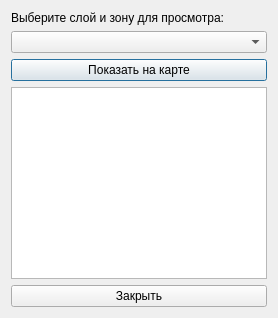
First picture: the form in poiskmore_plugin/forms/GeoMapViewerForm.ui, repository SmNikc/poisk-more-qgis, before the edit.
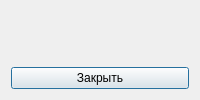
Second picture: the form after the edit.

The edit to the form file:
```diff
--- a/poiskmore_plugin/forms/GeoMapViewerForm.ui
+++ b/poiskmore_plugin/forms/GeoMapViewerForm.ui
@@ -7,20 +7,7 @@
   </property>
   <layout class="QVBoxLayout" name="mainLayout">
    <item>
-    <widget class="QLabel" name="labelNote">
-     <property name="text"><string>Выберите слой и зону для просмотра:</string></property>
-    </widget>
-   </item>
-   <item>
-    <widget class="QComboBox" name="layerSelector"/>
-   </item>
-   <item>
-    <widget class="QPushButton" name="buttonViewMap">
-     <property name="text"><string>Показать на карте</string></property>
-    </widget>
-   </item>
-   <item>
-    <widget class="QTableWidget" name="dataTable"/>
+    <widget class="QWidget" name="mapWidget" native="true"/>
    </item>
    <item>
     <widget class="QPushButton" name="buttonClose">
```
Left out of the diff: 6 changed lines with no effect on the pictures.
